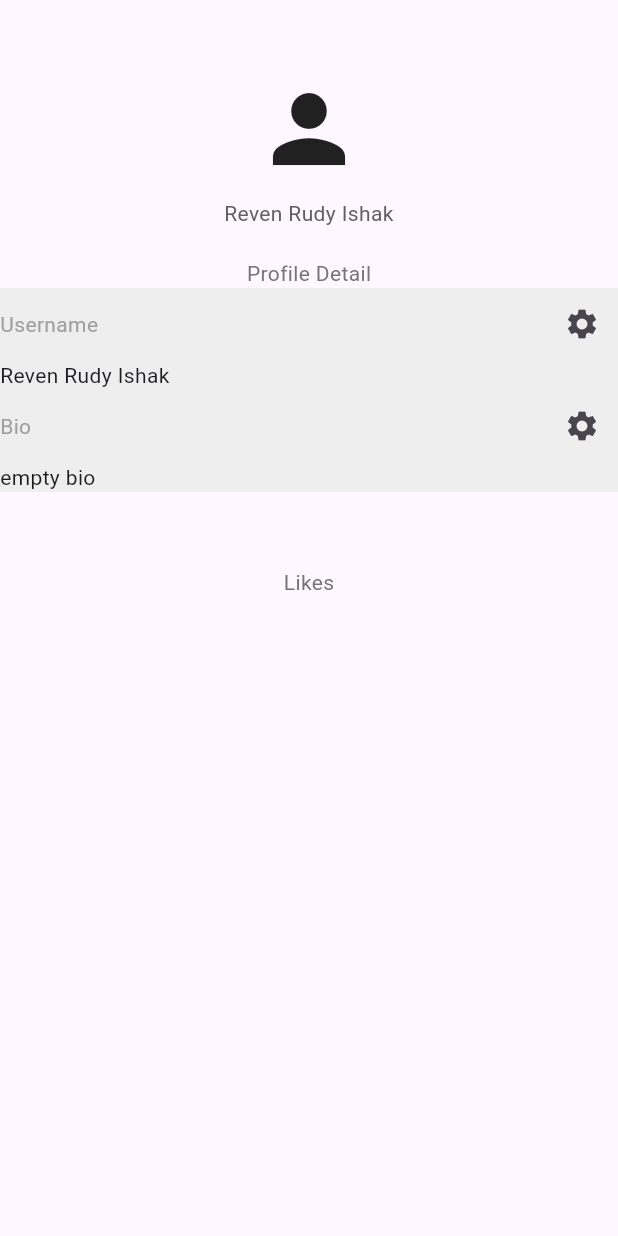
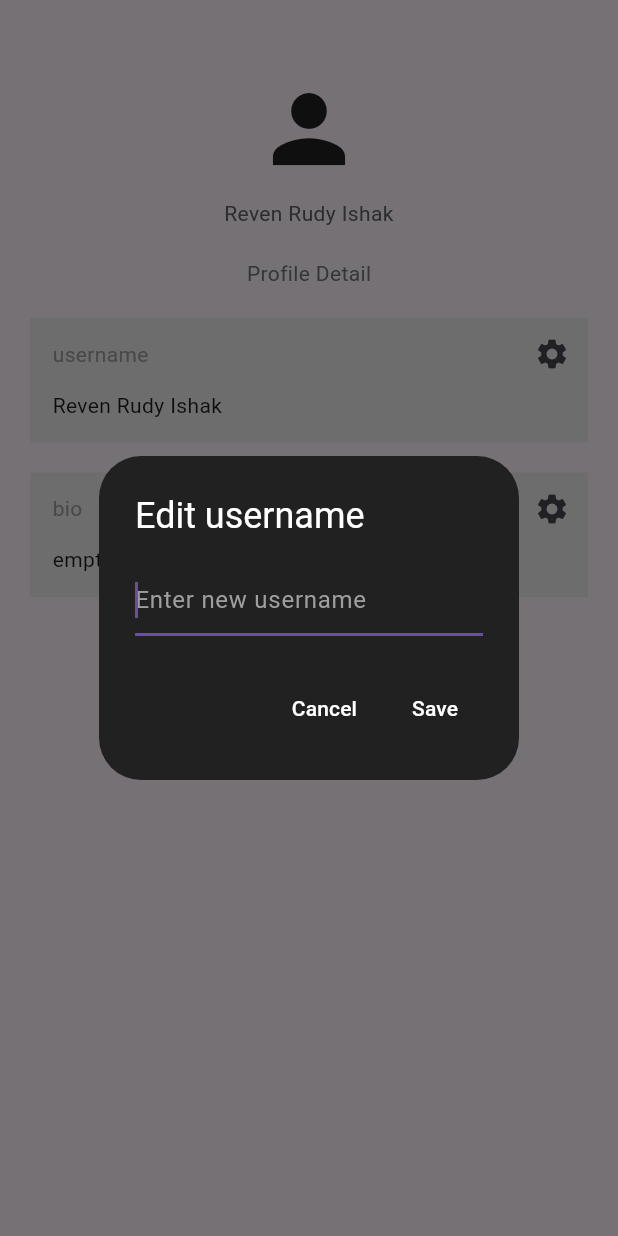
Before and after one commit to VanessJh0/Pempek-Candy, a Flutter app: the Profile widget shown alone on an empty page, opened directly, after a tap on the "settings" icon, on a phone screen of 412 x 824 dp. Run offline on Flutter 3.47's test engine with Material 3 defaults, Android fonts, the phone set to English and light mode, and no system bars.

Commit message:
added search & edit profile

```diff
--- a/lib/screens/profile.dart
+++ b/lib/screens/profile.dart
@@ -2,14 +2,65 @@ import 'package:flutter/material.dart';
 import 'package:pempek_candy/provider/favorite_provider.dart';
 import 'package:provider/provider.dart';
 
-class Profile extends StatelessWidget {
+class Profile extends StatefulWidget {
   const Profile({super.key});
-  final String user = 'Reven Rudy Ishak';
+
+  @override
+  State<Profile> createState() => _ProfileState();
+}
+
+class _ProfileState extends State<Profile> {
+  String username = 'Reven Rudy Ishak';
+  String bio = 'emptybio';
+  Future<void> editField(String field, Function(String) update) async {
+    String newValue = '';
+    await showDialog(
+      context: context,
+      builder: (context) => AlertDialog(
+        backgroundColor: Colors.grey.shade900,
+        title: Text(
+          'Edit $field',
+          style: const TextStyle(color: Colors.white),
+        ),
+        content: TextField(
+          autofocus: true,
+          style: const TextStyle(color: Colors.white),
+          decoration: InputDecoration(
+            hintText: 'Enter new $field',
+            hintStyle: const TextStyle(color: Colors.grey),
+          ),
+          onChanged: (value) {
+            newValue = value;
+          },
+        ),
+        actions: [
+          TextButton(
+            child: const Text(
+              'Cancel',
+              style: TextStyle(color: Colors.white),
+            ),
+            onPressed: () => Navigator.pop(context),
+          ),
+          TextButton(
+            child: const Text(
+              'Save',
+              style: TextStyle(color: Colors.white),
+            ),
+            onPressed: () {
+              update(newValue);
+              Navigator.of(context).pop();
+            },
+          ),
+        ],
+      ),
+    );
+  }
 
   @override
   Widget build(BuildContext context) {
     final provider = Provider.of<FavoriteProvider>(context);
     final menus = provider.menu;
+
     return Column(
       children: [
         const SizedBox(height: 50.0),
@@ -21,7 +72,7 @@ class Profile extends StatelessWidget {
         const SizedBox(height: 10.0),
         //
         Text(
-          user,
+          username,
           textAlign: TextAlign.center,
           style: TextStyle(color: Colors.grey.shade700),
         ),
@@ -36,14 +87,24 @@ class Profile extends StatelessWidget {
           ),
         ),
         //
-        const TextBox(
-          text: 'Reven Rudy Ishak',
-          sectionName: 'Username',
+        TextBox(
+          text: username,
+          sectionName: 'username',
+          onPressed: () => editField('username', (newValue) {
+            setState(() {
+              username = newValue;
+            });
+          }),
         ),
         //
-        const TextBox(
-          text: 'empty bio',
-          sectionName: 'Bio',
+        TextBox(
+          text: bio,
+          sectionName: 'bio',
+          onPressed: () => editField('bio', (newValue) {
+            setState(() {
+              bio = newValue;
+            });
+          }),
         ),
         //
         const SizedBox(height: 50.0),
@@ -64,10 +125,11 @@ class Profile extends StatelessWidget {
             itemBuilder: (context, index) {
               final menu = menus[index];
               return Container(
-                padding: EdgeInsets.only(bottom: 8.0),
+                padding: const EdgeInsets.only(bottom: 8.0),
                 decoration: BoxDecoration(
                     color: Colors.grey.shade200,
-                    border: Border(bottom: BorderSide(color: Colors.grey))),
+                    border:
+                        const Border(bottom: BorderSide(color: Colors.grey))),
                 child: Row(
                   mainAxisSize: MainAxisSize.min,
                   crossAxisAlignment: CrossAxisAlignment.start,
@@ -123,16 +185,20 @@ class Profile extends StatelessWidget {
 class TextBox extends StatelessWidget {
   final String sectionName;
   final String text;
+  final void Function()? onPressed;
 
   const TextBox({
     super.key,
     required this.text,
     required this.sectionName,
+    required this.onPressed,
   });
 
   @override
   Widget build(BuildContext context) {
     return Container(
+      padding: const EdgeInsets.only(left: 15, bottom: 15),
+      margin: const EdgeInsets.only(left: 20, right: 20, top: 20),
       decoration: BoxDecoration(
         color: Colors.grey.shade200,
       ),
@@ -150,7 +216,7 @@ class TextBox extends StatelessWidget {
               ),
               IconButton(
                 icon: const Icon(Icons.settings),
-                onPressed: () {},
+                onPressed: onPressed,
               ),
             ],
           ),
--- a/lib/screens/tab_bar_home.dart
+++ b/lib/screens/tab_bar_home.dart
@@ -2,7 +2,6 @@ import 'package:flutter/material.dart';
 import 'package:pempek_candy/screens/branch_screen.dart';
 import 'package:pempek_candy/screens/home_screen.dart';
 import 'package:pempek_candy/screens/profile.dart';
-import 'package:pempek_candy/screens/profile_screen.dart';
 
 class TabBarHome extends StatelessWidget {
   const TabBarHome({super.key});
@@ -12,13 +11,14 @@ class TabBarHome extends StatelessWidget {
     return DefaultTabController(
       length: 3,
       child: Scaffold(
+        resizeToAvoidBottomInset: false,
         backgroundColor: Colors.grey.shade300,
         appBar: AppBar(
           title: const Text(
             'PEMPEK CANDY',
           ),
         ),
-        body: TabBarView(
+        body: const TabBarView(
           children: [
             HomeScreen(),
             BranchScreen(),
@@ -26,7 +26,7 @@ class TabBarHome extends StatelessWidget {
           ],
         ),
         bottomNavigationBar: Container(
-          child: TabBar(tabs: [
+          child: const TabBar(tabs: [
             Tab(
               icon: Icon(
                 Icons.home,
```
Also changed, not shown: lib/screens/branch_menu.dart (+10 -10 lines), lib/screens/branch_screen.dart (+47 -9 lines), lib/screens/profile_screen.dart (deleted, +0 -208 lines).
